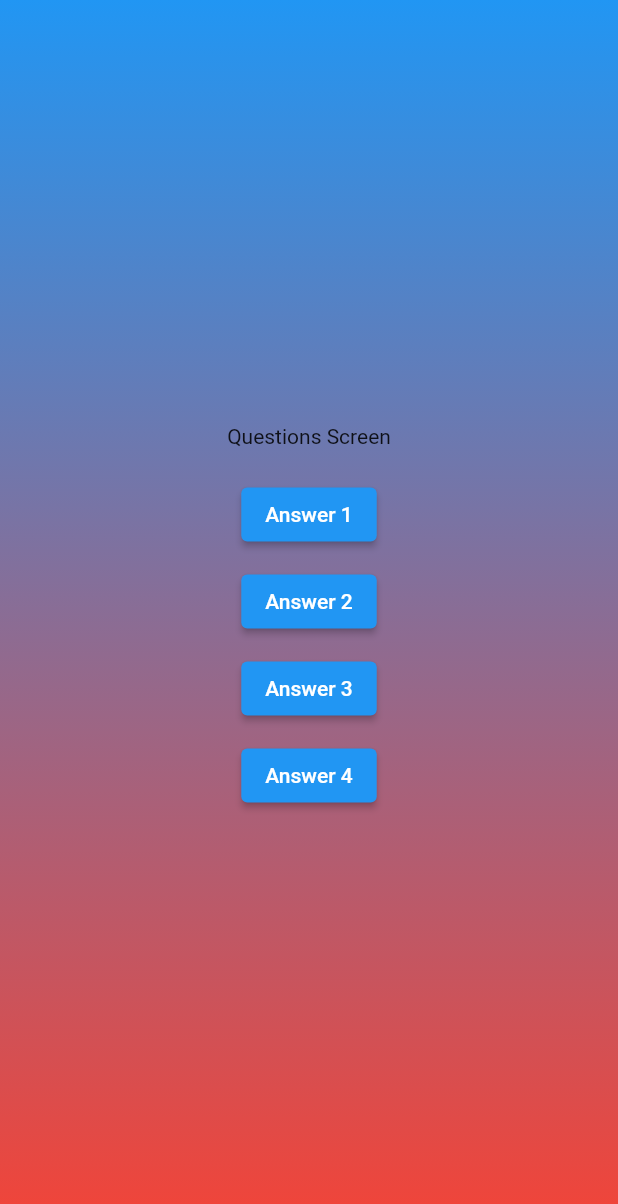
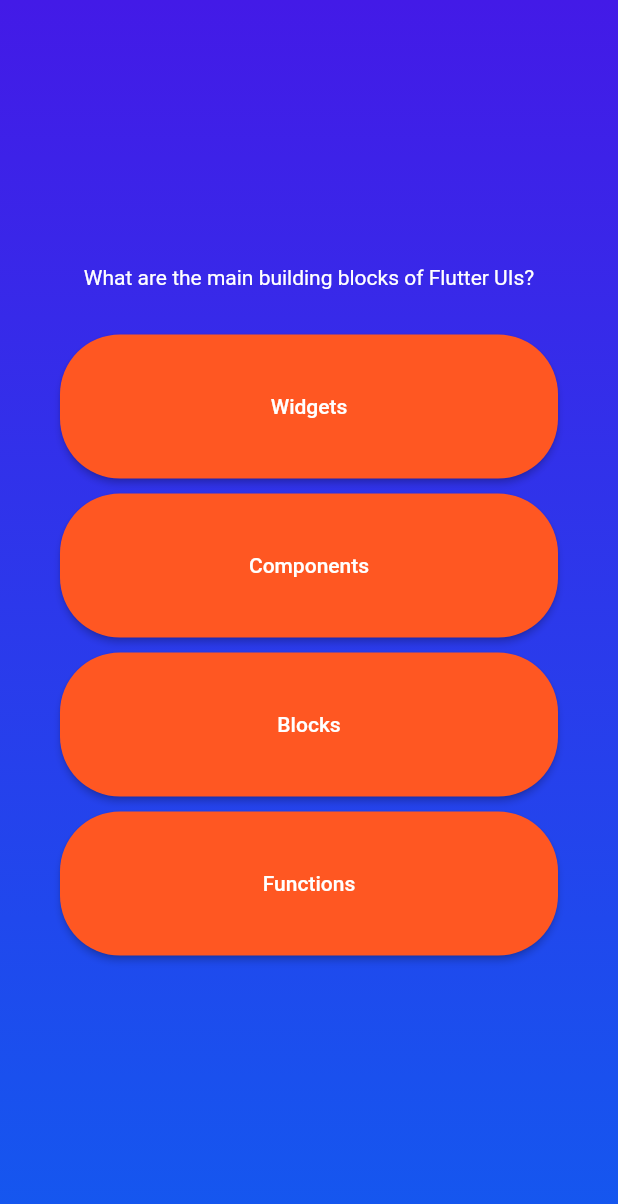
Before and after one commit to Eraycak/quiz_app, a Flutter app: the screen it shows after launch, after a tap on "Start Quiz", on a phone screen of 412 x 824 dp. Shown: the top 1204 px of the screen. Run offline on Flutter 3.47's test engine with Material 2 defaults, Android fonts, the phone set to English and light mode, and no system bars.

Commit message:
Quiz screen works Question screen is not same as shown in video

```diff
--- /dev/null
+++ b/lib/answer_button.dart
@@ -0,0 +1,28 @@
+import 'dart:math';
+import 'package:flutter/material.dart';
+
+final random = Random();
+
+class AnswerButton extends StatelessWidget {
+  const AnswerButton(
+      {super.key, required this.answerText, required this.onPressed});
+
+  final String answerText;
+  final void Function() onPressed;
+
+  @override
+  Widget build(BuildContext context) {
+    return ElevatedButton(
+      onPressed: onPressed,
+      style: ElevatedButton.styleFrom(
+        padding: const EdgeInsets.symmetric(horizontal: 10, vertical: 40),
+        backgroundColor: Colors.deepOrange,
+        foregroundColor: Colors.white,
+        shape: RoundedRectangleBorder(
+          borderRadius: BorderRadius.circular(40),
+        ),
+      ),
+      child: Text(answerText),
+    );
+  }
+}
--- a/lib/questions_screen.dart
+++ b/lib/questions_screen.dart
@@ -1,4 +1,6 @@
 import 'package:flutter/material.dart';
+import 'package:quiz_app/answer_button.dart';
+import 'package:quiz_app/data/questions.dart';
 
 class QuestionsScreen extends StatefulWidget {
   const QuestionsScreen({Key? key}) : super(key: key);
@@ -10,21 +12,37 @@ class QuestionsScreen extends StatefulWidget {
 class _QuestionsScreenState extends State<QuestionsScreen> {
   @override
   Widget build(BuildContext context) {
+    final currentQuestion = questions[0];
+
     return SizedBox(
       width: double.infinity,
-      child: Column(
-        mainAxisAlignment: MainAxisAlignment.center,
-        children: [
-          const Text('Questions Screen'),
-          const SizedBox(height: 20),
-          ElevatedButton(onPressed: () {}, child: const Text('Answer 1')),
-          const SizedBox(height: 10),
-          ElevatedButton(onPressed: () {}, child: const Text('Answer 2')),
-          const SizedBox(height: 10),
-          ElevatedButton(onPressed: () {}, child: const Text('Answer 3')),
-          const SizedBox(height: 10),
-          ElevatedButton(onPressed: () {}, child: const Text('Answer 4')),
-        ],
+      child: Container(
+        margin: const EdgeInsets.all(40),
+        child: Column(
+          mainAxisAlignment: MainAxisAlignment.center,
+          crossAxisAlignment: CrossAxisAlignment.stretch,
+          children: [
+            Text(
+              currentQuestion.question,
+              style: const TextStyle(
+                color: Colors.white,
+              ),
+              textAlign: TextAlign.center,
+            ),
+            const SizedBox(height: 30),
+            ...currentQuestion.answers.map(
+              (answer) {
+                return Container(
+                  margin: const EdgeInsets.only(
+                      bottom: 10), //? This is self added. Not shown in video
+                  child: AnswerButton(answerText: answer, onPressed: () {}),
+                );
+              }, //* map is like foreach but for lists.
+              //* Also, ... gets rid of the list brackets
+              //* and gets individual elements from list
+            ),
+          ],
+        ),
       ),
     );
   }
--- a/lib/quiz.dart
+++ b/lib/quiz.dart
@@ -1,6 +1,9 @@
+import 'dart:math';
 import 'package:flutter/material.dart';
 import 'package:quiz_app/questions_screen.dart';
 import 'package:quiz_app/start_screen.dart';
+
+final random = Random();
 
 class Quiz extends StatefulWidget {
   const Quiz({Key? key}) : super(key: key);
@@ -58,11 +61,16 @@ class _QuizState extends State<Quiz> {
 }
 
 BoxDecoration boxDecorationOfContainer() {
-  return const BoxDecoration(
+  return BoxDecoration(
     gradient: LinearGradient(
       begin: Alignment.topCenter,
       end: Alignment.bottomCenter,
-      colors: [Colors.blue, Colors.red],
+      colors: [
+        Color.fromRGBO(
+            random.nextInt(255), random.nextInt(255), random.nextInt(255), 1),
+        Color.fromRGBO(
+            random.nextInt(255), random.nextInt(255), random.nextInt(255), 1)
+      ],
     ),
   );
 }
--- a/lib/start_screen.dart
+++ b/lib/start_screen.dart
@@ -14,17 +14,16 @@ class StartScreen extends StatelessWidget {
         children: [
           Image.asset(
             'assets/images/quiz-logo.png',
-            width: 200,
-            height: 200,
+            width: 300,
             color: const Color.fromARGB(150, 255, 255,
                 255), //*alpha is changed to add some transparency
           ),
-          const SizedBox(height: 60),
+          const SizedBox(height: 80),
           const Text(
-            'Start Screen',
+            'Learn Flutter the fun way!',
             style: TextStyle(fontSize: 30, color: Colors.white),
           ),
-          const SizedBox(height: 20),
+          const SizedBox(height: 30),
           OutlinedButton.icon(
             onPressed: startQuiz,
             style: OutlinedButton.styleFrom(
```
